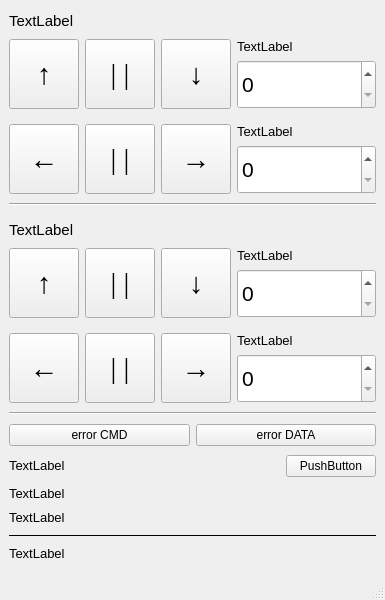
The window that mainwindow.ui (E4ever/PanTilt) describes before a commit, drawn with Qt 5.
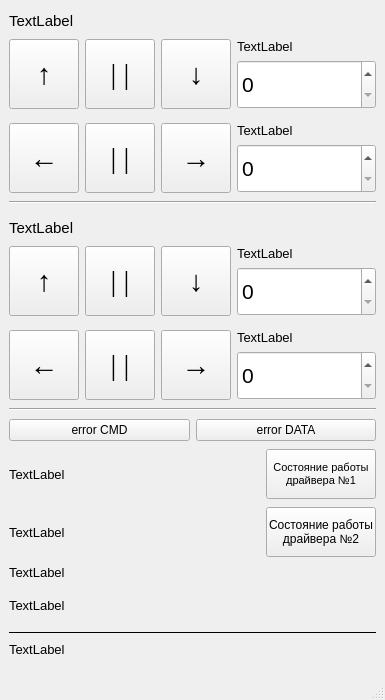
The same window after the commit.

```diff
--- a/mainwindow.ui
+++ b/mainwindow.ui
@@ -7,7 +7,7 @@
     <x>0</x>
     <y>0</y>
     <width>385</width>
-    <height>600</height>
+    <height>700</height>
    </rect>
   </property>
   <property name="sizePolicy">
@@ -19,13 +19,13 @@
   <property name="minimumSize">
    <size>
     <width>385</width>
-    <height>600</height>
+    <height>700</height>
    </size>
   </property>
   <property name="maximumSize">
    <size>
     <width>385</width>
-    <height>600</height>
+    <height>700</height>
    </size>
   </property>
   <property name="windowTitle">
@@ -49,6 +49,18 @@
           <verstretch>0</verstretch>
          </sizepolicy>
         </property>
+        <property name="minimumSize">
+         <size>
+          <width>0</width>
+          <height>20</height>
+         </size>
+        </property>
+        <property name="maximumSize">
+         <size>
+          <width>16777215</width>
+          <height>20</height>
+         </size>
+        </property>
         <property name="font">
          <font>
           <pointsize>11</pointsize>
@@ -373,6 +385,18 @@
           <verstretch>0</verstretch>
          </sizepolicy>
         </property>
+        <property name="minimumSize">
+         <size>
+          <width>0</width>
+          <height>20</height>
+         </size>
+        </property>
+        <property name="maximumSize">
+         <size>
+          <width>16777215</width>
+          <height>20</height>
+         </size>
+        </property>
         <property name="font">
          <font>
           <pointsize>11</pointsize>
@@ -650,6 +674,9 @@
     </item>
     <item>
      <layout class="QHBoxLayout" name="horizontalLayout_7">
+      <property name="sizeConstraint">
+       <enum>QLayout::SetDefaultConstraint</enum>
+      </property>
       <item>
        <widget class="QPushButton" name="pushButtonErrorCMD">
         <property name="text">
@@ -668,6 +695,15 @@
     </item>
     <item>
      <layout class="QHBoxLayout" name="horizontalLayout_6">
+      <property name="spacing">
+       <number>6</number>
+      </property>
+      <property name="sizeConstraint">
+       <enum>QLayout::SetDefaultConstraint</enum>
+      </property>
+      <property name="topMargin">
+       <number>0</number>
+      </property>
       <item>
        <widget class="QLabel" name="labelMotionStatus">
         <property name="sizePolicy">
@@ -676,6 +712,18 @@
           <verstretch>0</verstretch>
          </sizepolicy>
         </property>
+        <property name="minimumSize">
+         <size>
+          <width>0</width>
+          <height>50</height>
+         </size>
+        </property>
+        <property name="maximumSize">
+         <size>
+          <width>16777215</width>
+          <height>50</height>
+         </size>
+        </property>
         <property name="font">
          <font>
           <pointsize>10</pointsize>
@@ -684,18 +732,105 @@
         <property name="text">
          <string>TextLabel</string>
         </property>
+        <property name="wordWrap">
+         <bool>false</bool>
+        </property>
        </widget>
       </item>
       <item>
-       <widget class="QPushButton" name="pushButtonMotionStatus">
+       <widget class="QPushButton" name="pushButtonMotionStatusDriver1">
+        <property name="minimumSize">
+         <size>
+          <width>110</width>
+          <height>50</height>
+         </size>
+        </property>
         <property name="maximumSize">
          <size>
-          <width>90</width>
-          <height>16777215</height>
+          <width>110</width>
+          <height>50</height>
          </size>
         </property>
+        <property name="font">
+         <font>
+          <pointsize>8</pointsize>
+         </font>
+        </property>
         <property name="text">
-         <string>PushButton</string>
+         <string>Состояние работы
+драйвера №1</string>
+        </property>
+       </widget>
+      </item>
+     </layout>
+    </item>
+    <item>
+     <layout class="QHBoxLayout" name="horizontalLayout_4">
+      <property name="spacing">
+       <number>6</number>
+      </property>
+      <property name="sizeConstraint">
+       <enum>QLayout::SetDefaultConstraint</enum>
+      </property>
+      <property name="topMargin">
+       <number>0</number>
+      </property>
+      <item>
+       <widget class="QLabel" name="labelMotionStatusDriver2">
+        <property name="sizePolicy">
+         <sizepolicy hsizetype="Preferred" vsizetype="Fixed">
+          <horstretch>0</horstretch>
+          <verstretch>0</verstretch>
+         </sizepolicy>
+        </property>
+        <property name="minimumSize">
+         <size>
+          <width>0</width>
+          <height>50</height>
+         </size>
+        </property>
+        <property name="maximumSize">
+         <size>
+          <width>16777215</width>
+          <height>50</height>
+         </size>
+        </property>
+        <property name="font">
+         <font>
+          <pointsize>10</pointsize>
+         </font>
+        </property>
+        <property name="text">
+         <string>TextLabel</string>
+        </property>
+        <property name="scaledContents">
+         <bool>false</bool>
+        </property>
+        <property name="wordWrap">
+         <bool>false</bool>
+        </property>
+        <property name="indent">
+         <number>-1</number>
+        </property>
+       </widget>
+      </item>
+      <item>
+       <widget class="QPushButton" name="pushButtonMotionStatusDriver2">
+        <property name="minimumSize">
+         <size>
+          <width>110</width>
+          <height>50</height>
+         </size>
+        </property>
+        <property name="maximumSize">
+         <size>
+          <width>110</width>
+          <height>50</height>
+         </size>
+        </property>
+        <property name="text">
+         <string>Состояние работы
+драйвера №2</string>
         </property>
        </widget>
       </item>
@@ -727,6 +862,18 @@
         <verstretch>0</verstretch>
        </sizepolicy>
       </property>
+      <property name="minimumSize">
+       <size>
+        <width>0</width>
+        <height>35</height>
+       </size>
+      </property>
+      <property name="maximumSize">
+       <size>
+        <width>16777215</width>
+        <height>35</height>
+       </size>
+      </property>
       <property name="font">
        <font>
         <pointsize>10</pointsize>
```
Left out of the diff: 2 changed lines with no effect on the pictures.
